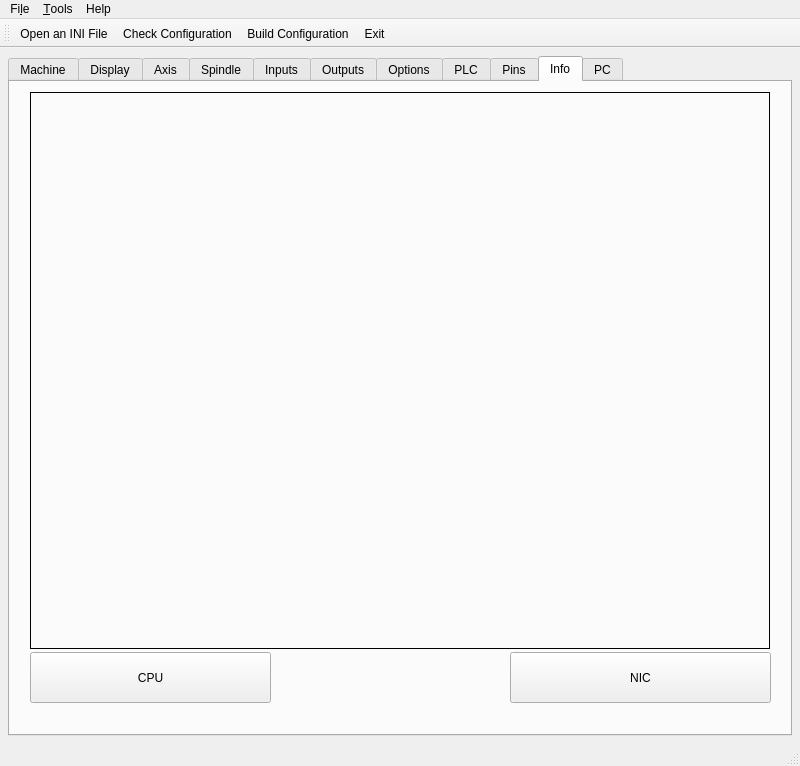
This is c7i96/c7i96.ui in jethornton/7i96 as Qt 5 draws it before an edit. The edited form follows.
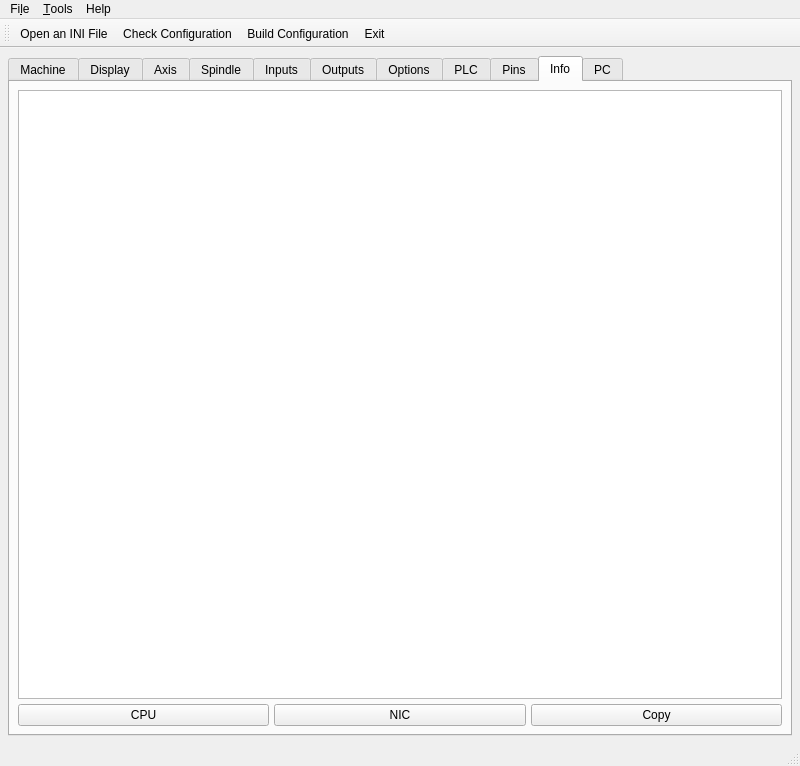
This is the edited form. The open tabs and pages were chosen to show the change.

Patch:
```diff
--- a/c7i96/c7i96.ui
+++ b/c7i96/c7i96.ui
@@ -7420,15 +7420,9 @@
        <attribute name="title">
         <string>Info</string>
        </attribute>
+       <layout class="QGridLayout" name="gridLayout_52">
+        <item row="1" column="1">
        <widget class="QPushButton" name="nicPB">
-        <property name="geometry">
-         <rect>
-          <x>500</x>
-          <y>570</y>
-          <width>261</width>
-          <height>51</height>
-         </rect>
-        </property>
         <property name="toolTip">
          <string>&lt;html&gt;&lt;head/&gt;&lt;body&gt;&lt;p&gt;Network Interface Card&lt;/p&gt;&lt;/body&gt;&lt;/html&gt;</string>
         </property>
@@ -7436,15 +7430,9 @@
          <string>NIC</string>
         </property>
        </widget>
+        </item>
+        <item row="1" column="0">
        <widget class="QPushButton" name="cpuPB">
-        <property name="geometry">
-         <rect>
-          <x>20</x>
-          <y>570</y>
-          <width>241</width>
-          <height>51</height>
-         </rect>
-        </property>
         <property name="toolTip">
          <string>Central Processing Unit</string>
         </property>
@@ -7452,35 +7440,25 @@
          <string>CPU</string>
         </property>
        </widget>
-       <widget class="QLabel" name="infoLB">
-        <property name="geometry">
-         <rect>
-          <x>20</x>
-          <y>10</y>
-          <width>740</width>
-          <height>557</height>
-         </rect>
-        </property>
-        <property name="font">
-         <font>
-          <family>Courier</family>
-          <weight>50</weight>
-          <bold>false</bold>
-         </font>
-        </property>
-        <property name="frameShape">
-         <enum>QFrame::Box</enum>
-        </property>
+        </item>
+        <item row="1" column="2">
+         <widget class="QPushButton" name="copyInfoPB">
         <property name="text">
-         <string/>
-        </property>
-        <property name="alignment">
-         <set>Qt::AlignLeading|Qt::AlignLeft|Qt::AlignTop</set>
+           <string>Copy</string>
+          </property>
+         </widget>
+        </item>
+        <item row="0" column="0" colspan="3">
+         <widget class="QPlainTextEdit" name="infoPTE">
+          <property name="enabled">
+           <bool>true</bool>
         </property>
         <property name="textInteractionFlags">
-         <set>Qt::LinksAccessibleByMouse|Qt::TextSelectableByMouse</set>
-        </property>
-       </widget>
+           <set>Qt::TextSelectableByKeyboard|Qt::TextSelectableByMouse</set>
+          </property>
+         </widget>
+        </item>
+       </layout>
       </widget>
       <widget class="QWidget" name="pc">
        <attribute name="title">
```
Left out of the diff: 113 changed lines with no effect on the pictures. Lines whose indentation alone changed are shown as unchanged.
